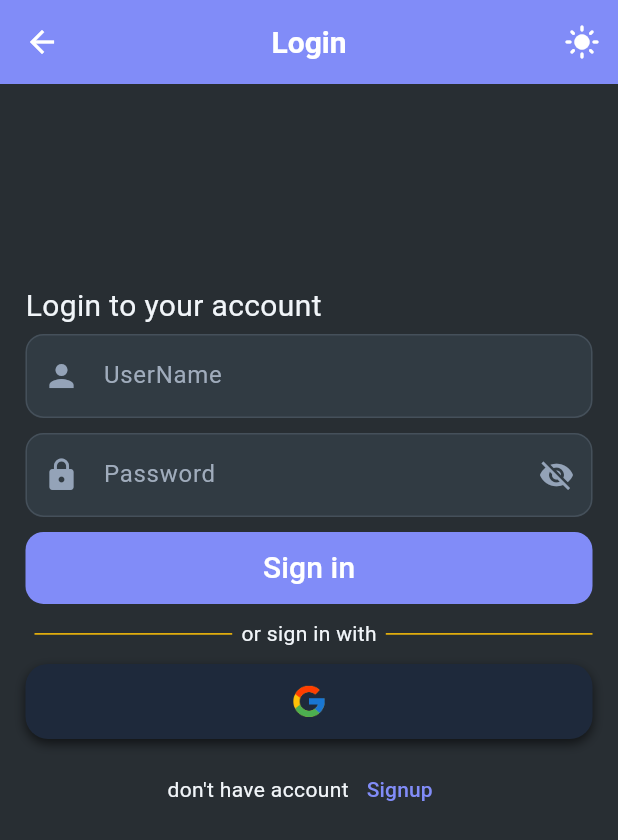
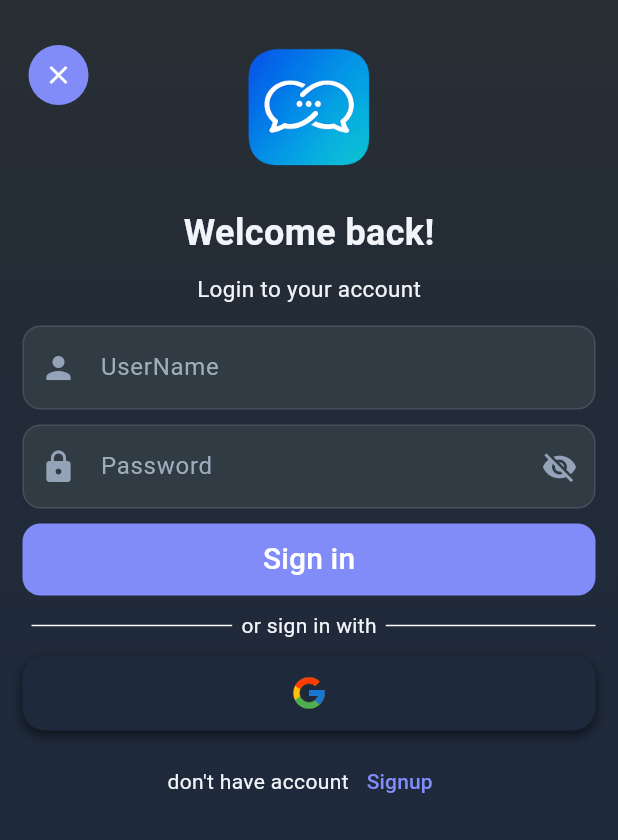
Before and after one commit to BasharSayyedAhmad/talcove, a Flutter app: the screen it shows after launch, after a tap on the "dark mode" icon, after a tap on "Login", on a phone screen of 412 x 824 dp. Shown: the top 840 px of the screen. Run offline on Flutter 3.47's test engine with Material 3 defaults, Android fonts, the phone set to English and light mode, and no system bars; our stand-ins replace flutter_riverpod, google_sign_in, hive_flutter, riverpod_annotation; accounts and stored records are empty; generated files the repository leaves out were written again.

Commit message:
Improve login UI/UX, add gradient background, responsive layout, and RTL close button support

```diff
--- a/lib/authentication/entry_screen.dart
+++ b/lib/authentication/entry_screen.dart
@@ -26,6 +26,9 @@ class EntryScreen extends StatelessWidget {
           ),
         ),
         child: SafeArea(
+          child: Center(
+            child: ConstrainedBox(
+              constraints: const BoxConstraints(maxWidth: 500),
               child: Padding(
                 padding: const EdgeInsets.all(24),
                 child: Column(
@@ -33,7 +36,11 @@ class EntryScreen extends StatelessWidget {
                     // Top icons
                     const Row(
                       mainAxisAlignment: MainAxisAlignment.end,
-                  children: [LanguageIcon(), SizedBox(width: 12), ThemeIcon()],
+                      children: [
+                        LanguageIcon(),
+                        SizedBox(width: 12),
+                        ThemeIcon(),
+                      ],
                     ),
 
                     const Spacer(),
@@ -105,6 +112,8 @@ class EntryScreen extends StatelessWidget {
               ),
             ),
           ),
+        ),
+      ),
     );
   }
 }
--- a/lib/authentication/login_screen.dart
+++ b/lib/authentication/login_screen.dart
@@ -7,7 +7,6 @@ import 'package:talcove/core/constants/app_dimensions.dart';
 import 'package:talcove/features/home/home_screen.dart';
 import 'package:talcove/features/providers/auth_provider.dart';
 
-import 'package:talcove/features/providers/theme_provider.dart';
 import 'package:talcove/generated/l10n.dart';
 import 'package:talcove/models/auth_state.dart';
 import 'package:talcove/shared/widgets/app_snackbar.dart';
@@ -25,7 +24,6 @@ class _LoginScreenState extends ConsumerState<LoginScreen> {
   final GlobalKey<FormState> validateKey = GlobalKey<FormState>();
   @override
   Widget build(BuildContext context) {
-    final theme = ref.watch(themeNotifierProvider);
     final width = AppDimensions.screenWidth(context);
     final isMobile = width < AppBreakpoints.tablet;
     final authState = ref.watch(authNotifierProvider);
@@ -55,31 +53,29 @@ class _LoginScreenState extends ConsumerState<LoginScreen> {
     return Form(
       key: validateKey,
       child: Scaffold(
-        backgroundColor: Theme.of(context).colorScheme.background,
-        appBar: AppBar(
-          title: Text(S.of(context).login),
-
-          actions: [
-            IconButton(
-              onPressed: () {
-                ref.read(themeNotifierProvider.notifier).toggleTheme();
-              },
-              icon: Icon(
-                theme == ThemeMode.dark ? Icons.light_mode : Icons.dark_mode,
+        // backgroundColor: Theme.of(context).colorScheme.background,
+        body: Container(
+          decoration: BoxDecoration(
+            gradient: LinearGradient(
+              colors: [
+                Theme.of(context).colorScheme.background,
+                Theme.of(context).colorScheme.surface.withOpacity(0.6),
+              ],
+              begin: Alignment.topCenter,
+              end: Alignment.bottomCenter,
             ),
           ),
-          ],
-          backgroundColor: Theme.of(context).colorScheme.primary,
-        ),
-        body: authState.isLoading
+          child: authState.isLoading
               ? Center(
                   child: Transform.scale(
                     scale: 2,
-                  child: const CupertinoActivityIndicator(color: Colors.orange),
+                    child: CupertinoActivityIndicator(
+                      color: Theme.of(context).colorScheme.secondary,
+                    ),
                   ),
                 )
               : SingleChildScrollView(
-                padding: const EdgeInsets.all(10),
+                  padding: const EdgeInsets.all(8),
                   child: isMobile
                       ? Padding(
                           padding: const EdgeInsets.symmetric(horizontal: 7.0),
@@ -92,7 +88,6 @@ class _LoginScreenState extends ConsumerState<LoginScreen> {
                       : Center(
                           child: ConstrainedBox(
                             constraints: const BoxConstraints(maxWidth: 600),
-                          child: IntrinsicHeight(
                             child: Card(
                               margin: const EdgeInsets.all(12),
                               child: Padding(
--- a/lib/authentication/widgets/login_form.dart
+++ b/lib/authentication/widgets/login_form.dart
@@ -6,6 +6,7 @@ import 'package:talcove/core/constants/app_breakpoints.dart';
 import 'package:talcove/core/constants/app_dimensions.dart';
 import 'package:talcove/core/utils/validators.dart';
 import 'package:talcove/features/providers/auth_provider.dart';
+import 'package:talcove/features/providers/language_provider.dart';
 import 'package:talcove/generated/l10n.dart';
 import 'package:talcove/shared/widgets/custom_text.dart';
 
@@ -21,21 +22,56 @@ class LoginForm extends ConsumerWidget {
   final GlobalKey<FormState> validatorKey;
   @override
   Widget build(BuildContext context, WidgetRef ref) {
-    final height = AppDimensions.screenHeight(context);
     final width = AppDimensions.screenWidth(context);
     final isMobile = width < AppBreakpoints.tablet;
     final authNotifier = ref.read(authNotifierProvider.notifier);
-
-    return Column(
+    final languageNotifier = ref.read(languageNotifierProvider.notifier);
+    return Stack(
+      children: [
+        Align(
+          alignment: languageNotifier.isArabic()
+              ? Alignment.topRight
+              : Alignment.topLeft,
+          child: Padding(
+            padding: const EdgeInsets.only(top: 18.0),
+            child: IconButton(
+              onPressed: () {
+                Navigator.of(context).pop();
+              },
+              icon: const Icon(Icons.close),
+              iconSize: 20,
+              color: Theme.of(context).colorScheme.onSecondary,
+              style: IconButton.styleFrom(
+                backgroundColor: Theme.of(context).colorScheme.primary,
+              ),
+            ),
+          ),
+        ),
+        Center(
+          child: Column(
             mainAxisAlignment: MainAxisAlignment.center,
-      crossAxisAlignment: CrossAxisAlignment.start,
+            crossAxisAlignment: CrossAxisAlignment.center,
             children: [
-        SizedBox(height: isMobile ? height * 0.15 : height * 0.2),
+              Image.asset(
+                "assets/images/talcove_logo.png",
+                width: isMobile ? 130 : 170,
+                height: isMobile ? 130 : 170,
+              ),
+              // SizedBox(height: isMobile ? height * 0.15 : height * 0.2),
+              Text(
+                S.of(context).welcomeBack,
+                style: TextStyle(
+                  fontSize: isMobile ? 24 : 28,
+                  fontWeight: FontWeight.w700,
+                ),
+              ),
+              const SizedBox(height: 10),
               Text(
                 S.of(context).loginToYourAccount,
-          style: const TextStyle(fontSize: 20),
+                style: const TextStyle(fontSize: 15),
               ),
-        const SizedBox(height: 4),
+              const SizedBox(height: 14),
+
               CustomText(
                 controller: userNameController,
                 hintText: S.of(context).UserName,
@@ -65,17 +101,21 @@ class LoginForm extends ConsumerWidget {
               const SizedBox(height: 10),
               Row(
                 children: [
-            const Expanded(
+                  Expanded(
                     child: Divider(
-                color: Colors.amber,
+                      color: Theme.of(context).dividerColor,
                       thickness: 1,
                       indent: 6,
                       endIndent: 6,
                     ),
                   ),
                   Text(S.of(context).orSigninWith),
-            const Expanded(
-              child: Divider(color: Colors.amber, thickness: 1, indent: 6),
+                  Expanded(
+                    child: Divider(
+                      color: Theme.of(context).dividerColor,
+                      thickness: 1,
+                      indent: 6,
+                    ),
                   ),
                 ],
               ),
@@ -115,8 +155,14 @@ class LoginForm extends ConsumerWidget {
                 mainAxisAlignment: MainAxisAlignment.center,
                 children: [
                   Text(S.of(context).DontHaveAccount),
-            TextButton(onPressed: () {}, child: Text(S.of(context).signup)),
+                  TextButton(
+                    onPressed: () {},
+                    child: Text(S.of(context).signup),
+                  ),
                 ],
+              ),
+            ],
+          ),
         ),
       ],
     );
--- a/lib/features/providers/language_provider.dart
+++ b/lib/features/providers/language_provider.dart
@@ -52,4 +52,8 @@ class LanguageNotifier extends _$LanguageNotifier {
     state = newLocale;
     _saveLanguageToHive(newLocale);
   }
+
+  bool isArabic() {
+    return state.languageCode == 'ar';
+  }
 }
--- a/lib/l10n/intl_ar.arb
+++ b/lib/l10n/intl_ar.arb
@@ -8,6 +8,7 @@
   "UserName": "اسم المستخدم",
   "alreadyHaveAnAccount": "هل لديك حساب بالفعل؟",
   "loginToYourAccount": "تسجيل الدخول إلى حسابك",
+  "welcomeBack": "أهلًا بك",
   "orSigninWith":"او سجل الدخول عن طريق",
   "DontHaveAccount":"ليس لديك حساب؟",
   "email": "البريد الإلكتروني (اختياري)",
--- a/lib/l10n/intl_en.arb
+++ b/lib/l10n/intl_en.arb
@@ -6,6 +6,7 @@
     "createAccount":"Create account",
     "createYourAccount":"Create your account",
     "loginToYourAccount": "Login to your account",
+    "welcomeBack": "Welcome back!",
     "orSigninWith":"or sign in with",
     "DontHaveAccount":"don't have account",
     "signupSuccess":"Signup successful!",
```
Also changed, not shown: lib/generated/intl/messages_ar.dart, lib/generated/intl/messages_en.dart, lib/generated/l10n.dart. Lines whose indentation alone changed are shown as unchanged.
